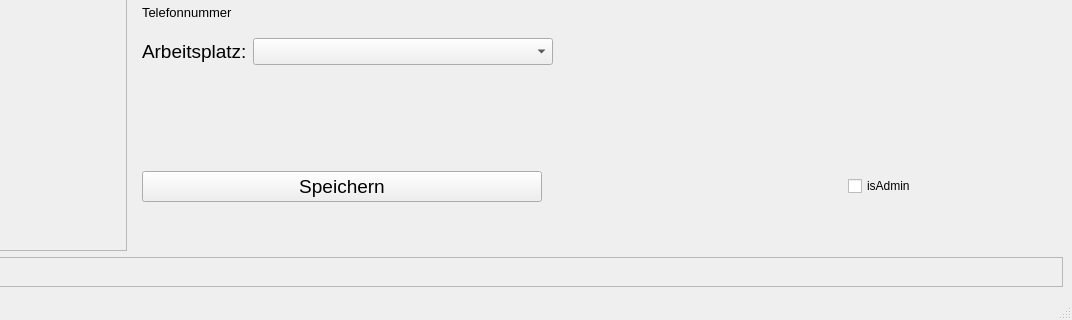
SV-97/TUInventory, file TUInventory/mainScaling.ui: the form before one commit; both pictures show x 132 to 1204 and y 568 to 888 of the 1204 by 888 pixel window.
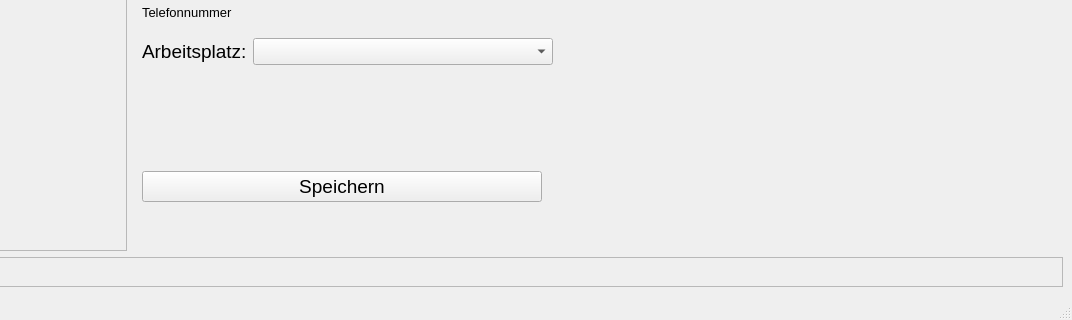
The form after the commit. The open tabs and pages were chosen to show the change. Icons and pictures are not drawn.

Commit message: textBoxes are now filled if user is logged in

```diff
--- a/TUInventory/mainScaling.ui
+++ b/TUInventory/mainScaling.ui
@@ -3074,7 +3074,7 @@
                    <enum>Qt::Horizontal</enum>
                   </property>
                   <property name="sizeType">
-                   <enum>QSizePolicy::Maximum</enum>
+                   <enum>QSizePolicy::Expanding</enum>
                   </property>
                   <property name="sizeHint" stdset="0">
                    <size>
@@ -3084,34 +3084,6 @@
                   </property>
                  </spacer>
                 </item>
-                <item>
-                 <widget class="QCheckBox" name="checkBox">
-                  <property name="font">
-                   <font>
-                    <pointsize>9</pointsize>
-                   </font>
-                  </property>
-                  <property name="text">
-                   <string>isAdmin</string>
-                  </property>
-                 </widget>
-                </item>
-                <item>
-                 <spacer name="horizontalSpacer_20">
-                  <property name="orientation">
-                   <enum>Qt::Horizontal</enum>
-                  </property>
-                  <property name="sizeType">
-                   <enum>QSizePolicy::Preferred</enum>
-                  </property>
-                  <property name="sizeHint" stdset="0">
-                   <size>
-                    <width>40</width>
-                    <height>20</height>
-                   </size>
-                  </property>
-                 </spacer>
-                </item>
                </layout>
               </item>
               <item>
```
Left out of the diff: 2 changed lines with no effect on the pictures. The commit also changes 1 other file.
